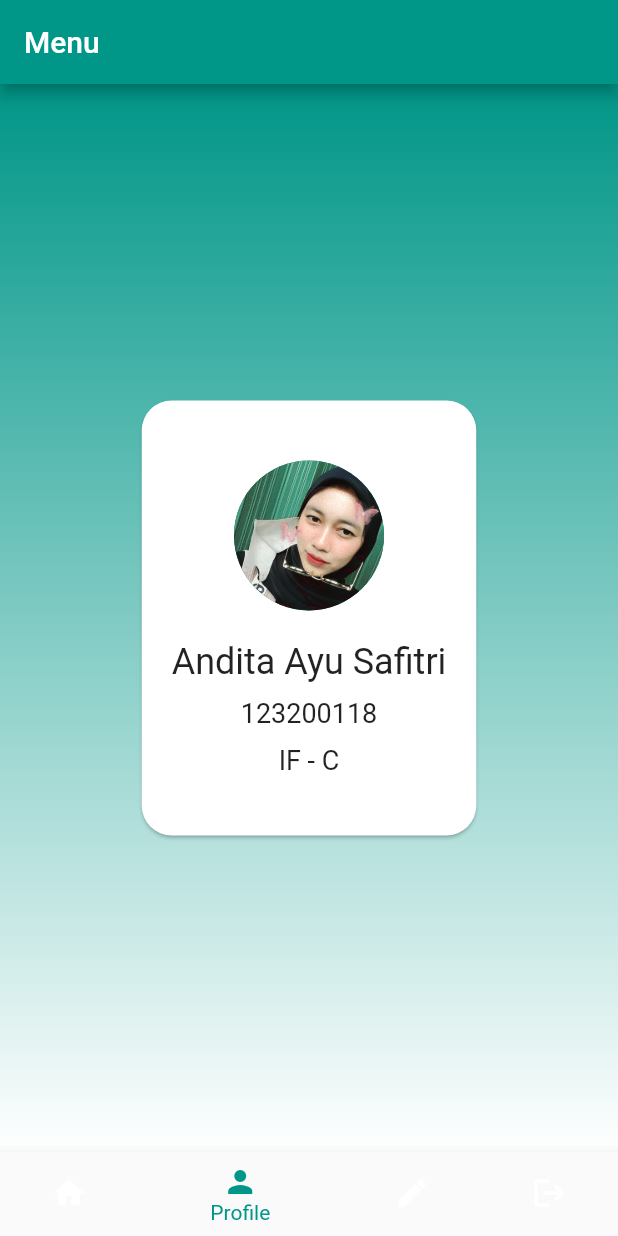
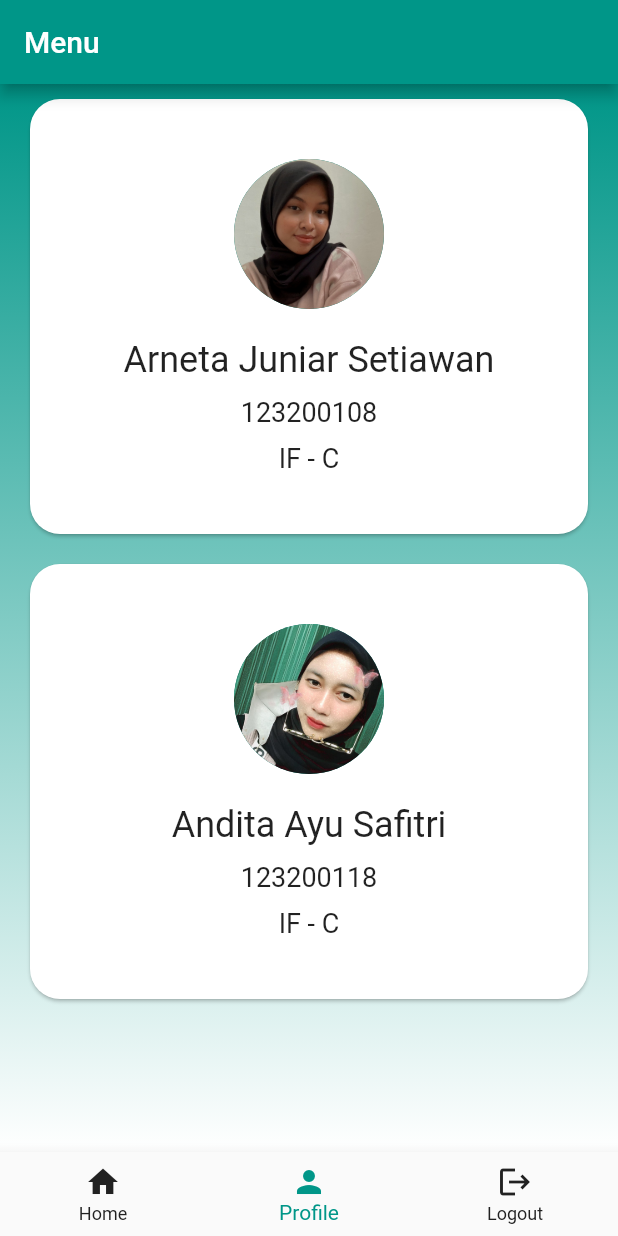
Before and after one commit to Anditaayu/project_praktpm, a Flutter app: the HomePage screen opened directly, item 2 of the bottom bar chosen, on a phone screen of 412 x 824 dp. Run offline on Flutter 3.47's test engine with Material 2 defaults, Android fonts, the phone set to English and light mode, and no system bars; our stand-ins replace google_fonts, hive, hive_flutter; accounts and stored records are empty.

Commit message:
dah kelar

```diff
--- a/lib/model/books_list.dart
+++ b/lib/model/books_list.dart
@@ -30,6 +30,7 @@ class Books {
   final String? authors;
   final String? image;
   final String? url;
+  bool isFavorite; // Added isFavorite property
 
   Books({
     this.id,
@@ -38,6 +39,7 @@ class Books {
     this.authors,
     this.image,
     this.url,
+    this.isFavorite = false,
   });
 
   Books.fromJson(Map<String, dynamic> json)
@@ -46,7 +48,8 @@ class Books {
         subtitle = json['subtitle'] as String?,
         authors = json['authors'] as String?,
         image = json['image'] as String?,
-        url = json['url'] as String?;
+        url = json['url'] as String?,
+        isFavorite = false;
 
   Map<String, dynamic> toJson() => {
         'id': id,
@@ -56,4 +59,11 @@ class Books {
         'image': image,
         'url': url
       };
+
+  @override
+  @override
+  int get hashCode => id?.hashCode ?? 0;
+
+  @override
+  bool operator ==(Object other) => other is Books && other.id == id;
 }
--- a/lib/view/page_home.dart
+++ b/lib/view/page_home.dart
@@ -1,6 +1,8 @@
 import 'package:flutter/material.dart';
 import 'package:project_tpm/view/page_login.dart';
 import 'package:project_tpm/view/page_search_books.dart';
+
+import 'favorite_page.dart';
 
 class HomePage extends StatefulWidget {
   const HomePage({Key? key}) : super(key: key);
@@ -51,16 +53,13 @@ class _HomePageState extends State<HomePage> {
             label: 'Profile',
           ),
           BottomNavigationBarItem(
-            icon: Icon(Icons.edit),
-            label: 'Kesan',
-          ),
-          BottomNavigationBarItem(
             icon: Icon(Icons.logout),
             label: 'Logout',
           ),
         ],
         currentIndex: _selectedIndex,
         selectedItemColor: Colors.teal,
+        unselectedItemColor: Colors.grey[900],
         onTap: _onItemTapped,
       ),
     ));
@@ -81,9 +80,12 @@ class HalamanUtama extends StatelessWidget {
               margin: const EdgeInsets.all(10),
               child: InkWell(
                 onTap: () {
-                  Navigator.push(context, MaterialPageRoute(builder: (context) {
+                  Navigator.push(
+                    context,
+                    MaterialPageRoute(builder: (context) {
                       return const PageSearchBooks();
-                  }));
+                    }),
+                  );
                 },
                 splashColor: Colors.teal,
                 child: Center(
@@ -101,6 +103,33 @@ class HalamanUtama extends StatelessWidget {
                 ),
               ),
             ),
+            Card(
+              margin: const EdgeInsets.all(10),
+              child: InkWell(
+                onTap: () {
+                  Navigator.push(
+                    context,
+                    MaterialPageRoute(builder: (context) {
+                      return FavoritePage();
+                    }),
+                  );
+                },
+                splashColor: Colors.teal,
+                child: Center(
+                  child: Column(
+                    mainAxisSize: MainAxisSize.min,
+                    children: const <Widget>[
+                      Icon(Icons.favorite, size: 70, color: Colors.teal),
+                      Padding(padding: EdgeInsets.only(top: 20)),
+                      Text(
+                        "Favorites Book",
+                        style: TextStyle(fontSize: 17),
+                      ),
+                    ],
+                  ),
+                ),
+              ),
+            ),
           ],
         ),
       ),
@@ -109,6 +138,21 @@ class HalamanUtama extends StatelessWidget {
 }
 
 class ProfilePage extends StatelessWidget {
+  final List<ProfileData> profiles = [
+    ProfileData(
+      imagePath: 'assets/img/foto_arneta.jpg',
+      name: 'Arneta Juniar Setiawan',
+      studentId: '123200108',
+      department: 'IF - C',
+    ),
+    ProfileData(
+      imagePath: 'assets/img/foto_andita.jpeg',
+      name: 'Andita Ayu Safitri',
+      studentId: '123200118',
+      department: 'IF - C',
+    ),
+  ];
+
   @override
   Widget build(BuildContext context) {
     return Container(
@@ -123,8 +167,19 @@ class ProfilePage extends StatelessWidget {
         ),
       ),
       child: Center(
-        child: Card(
-          margin: const EdgeInsets.symmetric(horizontal: 20),
+        child: ListView.builder(
+          itemCount: profiles.length,
+          itemBuilder: (context, index) {
+            return buildProfileCard(profiles[index]);
+          },
+        ),
+      ),
+    );
+  }
+
+  Widget buildProfileCard(ProfileData profile) {
+    return Card(
+      margin: const EdgeInsets.symmetric(horizontal: 20, vertical: 10),
       shape: RoundedRectangleBorder(
         borderRadius: BorderRadius.circular(20),
       ),
@@ -134,31 +189,43 @@ class ProfilePage extends StatelessWidget {
           mainAxisSize: MainAxisSize.min,
           children: [
             const SizedBox(height: 20),
-                const CircleAvatar(
-                  backgroundImage: AssetImage('assets/img/foto_andita.jpeg'),
+            CircleAvatar(
+              backgroundImage: AssetImage(profile.imagePath),
               radius: 50,
             ),
             const SizedBox(height: 20),
-                const Text(
-                  'Andita Ayu Safitri',
+            Text(
+              profile.name,
               style: TextStyle(fontSize: 24),
             ),
             const SizedBox(height: 10),
-                const Text(
-                  '123200118',
+            Text(
+              profile.studentId,
               style: TextStyle(fontSize: 18),
             ),
             const SizedBox(height: 10),
-                const Text(
-                  'IF - C',
+            Text(
+              profile.department,
               style: TextStyle(fontSize: 18),
             ),
             const SizedBox(height: 20),
           ],
         ),
       ),
-        ),
-      ),
     );
   }
 }
+
+class ProfileData {
+  final String imagePath;
+  final String name;
+  final String studentId;
+  final String department;
+
+  ProfileData({
+    required this.imagePath,
+    required this.name,
+    required this.studentId,
+    required this.department,
+  });
+}
--- a/pubspec.yaml
+++ b/pubspec.yaml
@@ -43,6 +43,7 @@ dependencies:
   hive: ^2.0.4
   hive_flutter: ^1.0.1
   crypto: ^3.0.0
+  provider: ^6.0.2
 
 dev_dependencies:
   flutter_test:
```
Also changed, not shown: lib/main.dart (+17 -2 lines), lib/view/favorite_page.dart (added, +73 -0 lines), lib/view/page_list_books.dart (+91 -18 lines), lib/view/page_register.dart (+25 -26 lines), lib/view/page_search_books.dart (+18 -7 lines), pubspec.lock. Lines whose indentation alone changed are shown as unchanged.
